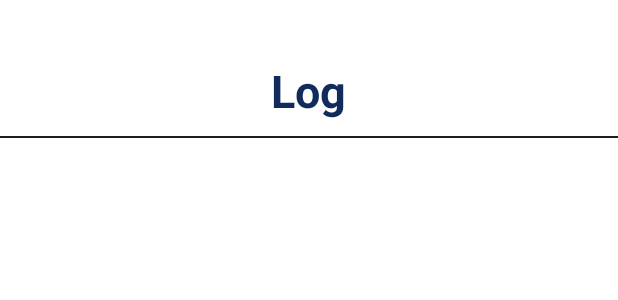
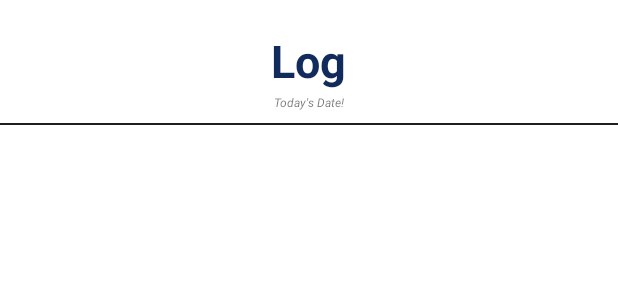
Before and after one commit to deadmund/workout, an Android app: the layout fragment_logger.xml on its own in the app's theme, with its tools: preview values and no code run, on a phone screen of 412 x 824 dp. Shown: the top 300 px of the screen. Run offline under Robolectric (Android 15) with nearby library versions, the phone set to English and light mode, and no system bars.

Commit message:
Added date to log view (today's date). Fixed the "no file created yet" issue in displayLog

```diff
--- a/app/src/main/AndroidManifest.xml
+++ b/app/src/main/AndroidManifest.xml
@@ -1,7 +1,7 @@
 <?xml version="1.0" encoding="utf-8"?>
 <manifest xmlns:android="http://schemas.android.com/apk/res/android"
     package="net.ednovak.icfworkout"
-    android:versionCode="3"
+    android:versionCode="4"
     android:versionName="1.2">
 
     <application
--- a/app/src/main/res/layout/fragment_logger.xml
+++ b/app/src/main/res/layout/fragment_logger.xml
@@ -16,12 +16,21 @@
         android:layout_width="wrap_content"
         android:layout_height="wrap_content"
         android:text="Log"
-        android:layout_marginTop="40dp"
-        android:layout_marginBottom="10dp"
+        android:layout_marginTop="20dp"
+        android:layout_marginBottom="2dp"
         android:textSize="30dp"
         android:textStyle="bold"
         android:textColor="@color/textGrey"
         android:layout_gravity="center_horizontal"/>
+
+    <TextView android:id="@+id/logDate"
+        android:layout_width="wrap_content"
+        android:layout_height="wrap_content"
+        android:textSize="8dp"
+        android:text="Today's Date!"
+        android:textStyle="italic"
+        android:layout_gravity="center"
+        android:layout_marginBottom="8dp"/>
 
     <View
         android:layout_width="match_parent"
```
Also changed, not shown: app/src/main/java/net/ednovak/icfworkout/LoggerFragment.java (+11 -2 lines), 7 other files.
